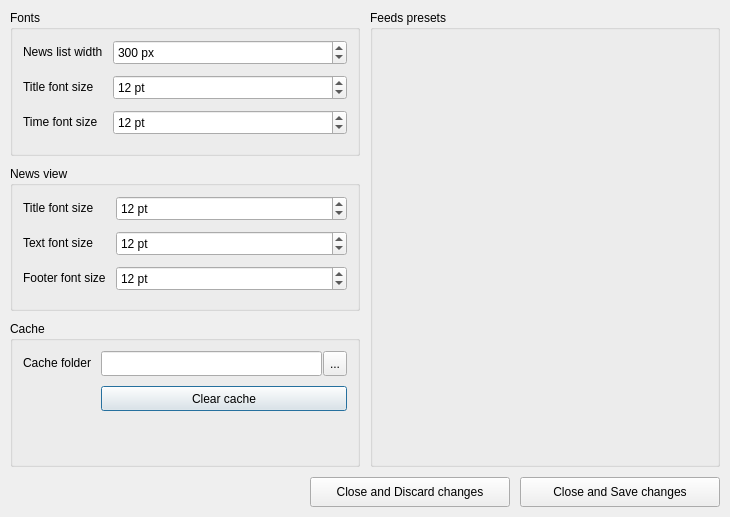
The window that SettingsDialog.ui (kacerpetr/QRssReader) describes before a commit, drawn with Qt 5.
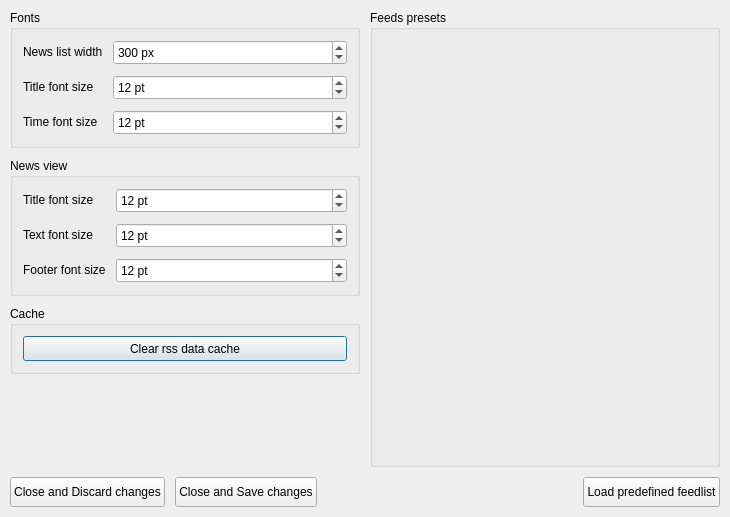
The same window after the commit. Icons and pictures are not drawn.

What changed in the file:
```diff
--- a/SettingsDialog.ui
+++ b/SettingsDialog.ui
@@ -333,11 +333,8 @@
           <property name="title">
            <string>Cache</string>
           </property>
-          <layout class="QFormLayout" name="formLayout_2">
-           <property name="horizontalSpacing">
-            <number>10</number>
-           </property>
-           <property name="verticalSpacing">
+          <layout class="QVBoxLayout" name="verticalLayout_3">
+           <property name="spacing">
             <number>10</number>
            </property>
            <property name="leftMargin">
@@ -352,49 +349,8 @@
            <property name="bottomMargin">
             <number>10</number>
            </property>
-           <item row="0" column="0">
-            <widget class="QLabel" name="label_6">
-             <property name="text">
-              <string>Cache folder</string>
-             </property>
-            </widget>
-           </item>
-           <item row="0" column="1">
-            <layout class="QHBoxLayout" name="horizontalLayout">
-             <property name="spacing">
-              <number>1</number>
-             </property>
-             <item>
-              <widget class="QLineEdit" name="lineEdit">
-               <property name="minimumSize">
-                <size>
-                 <width>0</width>
-                 <height>25</height>
-                </size>
-               </property>
-              </widget>
-             </item>
-             <item>
-              <widget class="QToolButton" name="toolButton">
-               <property name="minimumSize">
-                <size>
-                 <width>0</width>
-                 <height>25</height>
-                </size>
-               </property>
-               <property name="text">
-                <string>...</string>
-               </property>
-               <property name="icon">
-                <iconset resource="Icons.qrc">
-                 <normaloff>:/icons/select_folder</normaloff>:/icons/select_folder</iconset>
-               </property>
-              </widget>
-             </item>
-            </layout>
-           </item>
-           <item row="1" column="1">
-            <widget class="QPushButton" name="pushButton">
+           <item>
+            <widget class="QPushButton" name="clearCacheButton">
              <property name="minimumSize">
               <size>
                <width>0</width>
@@ -402,13 +358,26 @@
               </size>
              </property>
              <property name="text">
-              <string>Clear cache</string>
+              <string>Clear rss data cache</string>
              </property>
             </widget>
            </item>
           </layout>
          </widget>
         </item>
+        <item>
+         <spacer name="verticalSpacer">
+          <property name="orientation">
+           <enum>Qt::Vertical</enum>
+          </property>
+          <property name="sizeHint" stdset="0">
+           <size>
+            <width>20</width>
+            <height>40</height>
+           </size>
+          </property>
+         </spacer>
+        </item>
        </layout>
       </widget>
      </item>
@@ -428,7 +397,33 @@
     </layout>
    </item>
    <item>
-    <layout class="QHBoxLayout" name="horizontalLayout_2">
+    <layout class="QHBoxLayout" name="horizontalLayout2">
+     <item>
+      <widget class="QPushButton" name="cancelButton">
+       <property name="minimumSize">
+        <size>
+         <width>0</width>
+         <height>30</height>
+        </size>
+       </property>
+       <property name="text">
+        <string>Close and Discard changes</string>
+       </property>
+      </widget>
+     </item>
+     <item>
+      <widget class="QPushButton" name="saveButton">
+       <property name="minimumSize">
+        <size>
+         <width>0</width>
+         <height>30</height>
+        </size>
+       </property>
+       <property name="text">
+        <string>Close and Save changes</string>
+       </property>
+      </widget>
+     </item>
      <item>
       <spacer name="horizontalSpacer">
        <property name="orientation">
@@ -443,28 +438,15 @@
       </spacer>
      </item>
      <item>
-      <widget class="QPushButton" name="pushButton_3">
+      <widget class="QPushButton" name="loadButton">
        <property name="minimumSize">
         <size>
-         <width>200</width>
+         <width>0</width>
          <height>30</height>
         </size>
        </property>
        <property name="text">
-        <string>Close and Discard changes</string>
-       </property>
-      </widget>
-     </item>
-     <item>
-      <widget class="QPushButton" name="pushButton_2">
-       <property name="minimumSize">
-        <size>
-         <width>200</width>
-         <height>30</height>
-        </size>
-       </property>
-       <property name="text">
-        <string>Close and Save changes</string>
+        <string>Load predefined feedlist</string>
        </property>
       </widget>
      </item>
```
Left out of the diff: 44 changed lines with no effect on the pictures.
